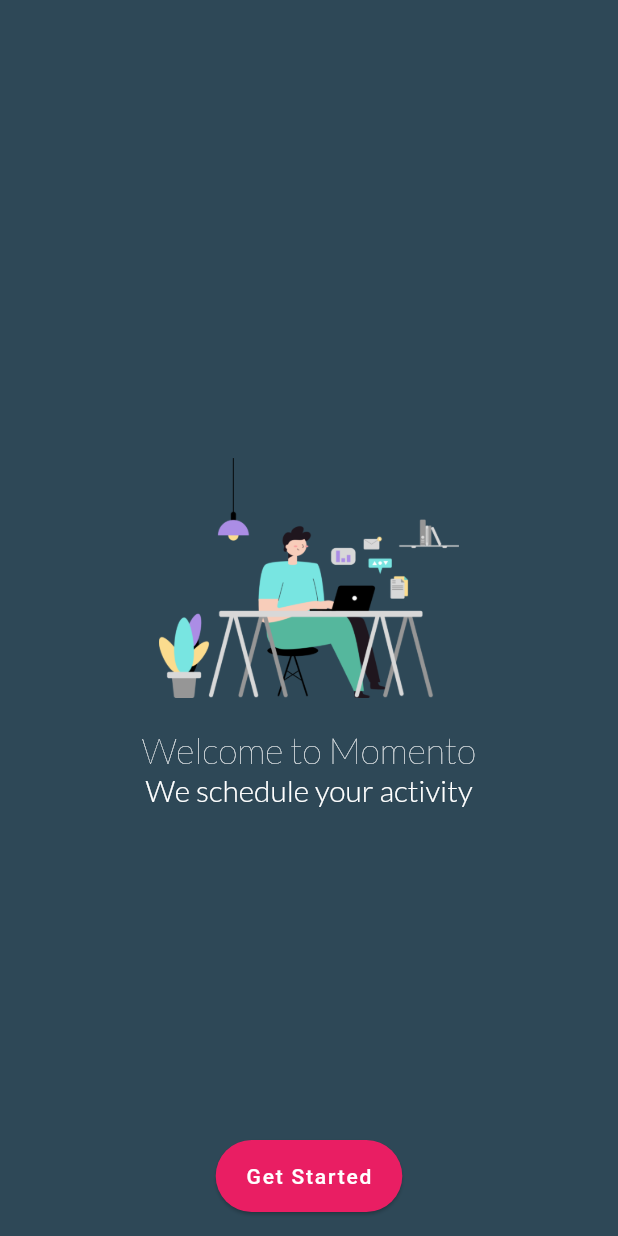
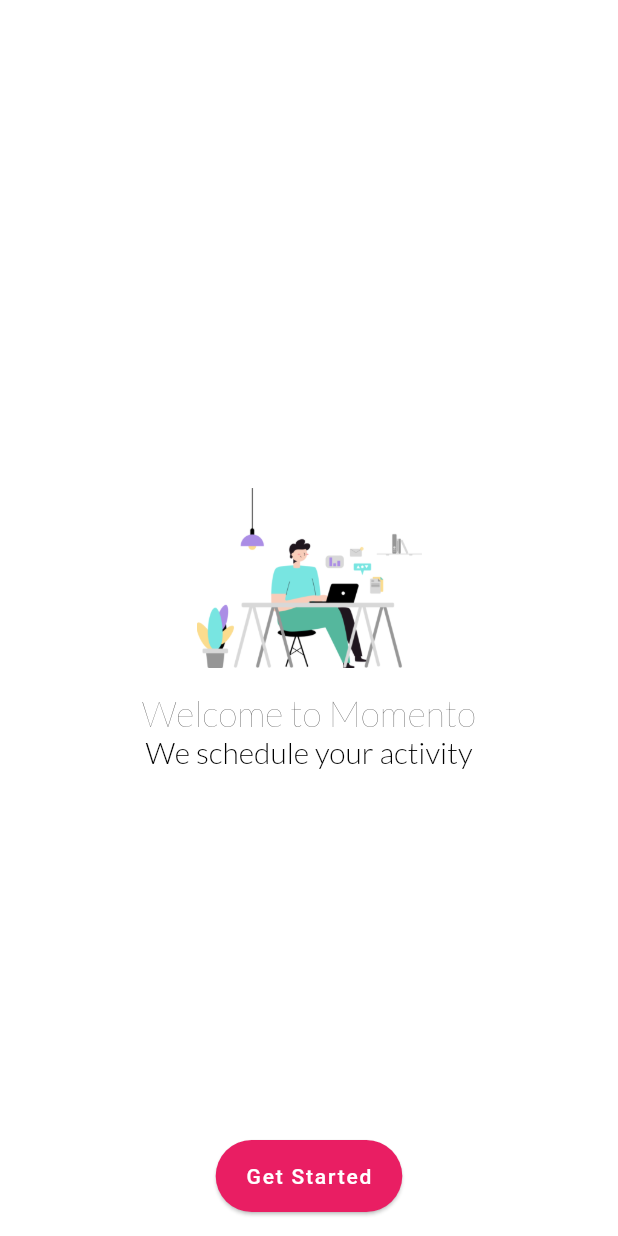
Before and after one commit to adefirmanf/helloworld_dart, a Flutter app: the screen it shows after launch, on a phone screen of 412 x 824 dp. Run offline on Flutter 3.47's test engine with Material 2 defaults, Android fonts, the phone set to English and light mode, and no system bars; our stand-ins replace google_fonts.

Commit message:
add another slide and implement pageController

```diff
--- a/lib/main.dart
+++ b/lib/main.dart
@@ -9,7 +9,7 @@ class MyApp extends StatelessWidget {
   // This widget is the root of your application.
   @override
   Widget build(BuildContext context) {
-    final lightText = Colors.white;
+    final lightText = Colors.black;
     final fontFamilyText = GoogleFonts.lato;
     return MaterialApp(
       title: 'Flutter Demo',
@@ -31,7 +31,8 @@ class MyApp extends StatelessWidget {
         // GoogleFonts.latoTextTheme(Theme.of(context).textTheme),
         primaryColor: Colors.indigo,
         primaryColorLight: Colors.white,
-        backgroundColor: Color.fromRGBO(46, 72, 87, 1),
+        backgroundColor: Colors.white,
+        // backgroundColor: Color.fromRGBO(46, 72, 87, 1),
         // This makes the visual density adapt to the platform that you run
         // the app on. For desktop platforms, the controls will be smaller and
         // closer together (more dense) than on mobile platforms.
@@ -72,23 +73,21 @@ class WelcomeSlide extends StatefulWidget {
 }
 
 class _FirstWelcomeSlide extends State<WelcomeSlide> {
+  final PageController ctrl = PageController();
   @override
   Widget build(BuildContext context) {
     return Center(
-        child: GestureDetector(
-      onHorizontalDragStart: (DragStartDetails detailsStart) {
-        print("Start");
-      },
-      onHorizontalDragUpdate: (DragUpdateDetails details) {
-        print(details);
-      },
-      child: Column(
+        child: PageView(
+      scrollDirection: Axis.horizontal,
+      controller: ctrl,
+      children: <Widget>[
+        Column(
           mainAxisAlignment: MainAxisAlignment.center,
           children: <Widget>[
             Image(
               image: AssetImage('assets/images/welcome.png'),
-            height: 200,
-            width: 200,
+              height: 150,
+              width: 150,
             ),
             Text(
               "Welcome to Momento",
@@ -100,107 +99,39 @@ class _FirstWelcomeSlide extends State<WelcomeSlide> {
             )
           ],
         ),
+        Column(
+          mainAxisAlignment: MainAxisAlignment.center,
+          children: <Widget>[
+            Image(
+              image: AssetImage('assets/images/welcome-2.png'),
+              height: 150,
+              width: 150,
+            ),
+            Text("Organize your life is easier more than you think",
+                style: Theme.of(context).textTheme.headline1,
+                textAlign: TextAlign.center),
+            Text("Support voice command to make easier",
+                style: Theme.of(context).textTheme.headline3,
+                textAlign: TextAlign.center)
+          ],
+        ),
+        Column(
+          mainAxisAlignment: MainAxisAlignment.center,
+          children: <Widget>[
+            Image(
+              image: AssetImage('assets/images/welcome-3.png'),
+              height: 150,
+              width: 150,
+            ),
+            Text("We sync your notes to another device",
+                style: Theme.of(context).textTheme.headline1,
+                textAlign: TextAlign.center),
+            Text("Android, iOS, and Web support",
+                style: Theme.of(context).textTheme.headline3,
+                textAlign: TextAlign.center)
+          ],
+        )
+      ],
     ));
   }
 }
-
-class MyHomePage extends StatefulWidget {
-  MyHomePage({Key key, this.title}) : super(key: key);
-
-  // This widget is the home page of your application. It is stateful, meaning
-  // that it has a State object (defined below) that contains fields that affect
-  // how it looks.
-
-  // This class is the configuration for the state. It holds the values (in this
-  // case the title) provided by the parent (in this case the App widget) and
-  // used by the build method of the State. Fields in a Widget subclass are
-  // always marked "final".
-
-  final String title;
-
-  @override
-  _MyHomePageState createState() => _MyHomePageState();
-}
-
-class _MyHomePageState extends State<MyHomePage> {
-  int _counter = 0;
-
-  void _incrementCounter() {
-    setState(() {
-      // This call to setState tells the Flutter framework that something has
-      // changed in this State, which causes it to rerun the build method below
-      // so that the display can reflect the updated values. If we changed
-      // _counter without calling setState(), then the build method would not be
-      // called again, and so nothing would appear to happen.
-      _counter += 1;
-    });
-  }
-
-  void _decrementCounter() {
-    setState(() {
-      _counter -= 1;
-    });
-  }
-
-  @override
-  Widget build(BuildContext context) {
-    // This method is rerun every time setState is called, for instance as done
-    // by the _incrementCounter method above.
-    //
-    // The Flutter framework has been optimized to make rerunning build methods
-    // fast, so that you can just rebuild anything that needs updating rather
-    // than having to individually change instances of widgets.
-    return Scaffold(
-        appBar: AppBar(
-          // Here we take the value from the MyHomePage object that was created by
-          // the App.build method, and use it to set our appbar title.
-          title: Text(widget.title),
-        ),
-        body: Center(
-          // Center is a layout widget. It takes a single child and positions it
-          // in the middle of the parent.
-          child: Column(
-            // Column is also a layout widget. It takes a list of children and
-            // arranges them vertically. By default, it sizes itself to fit its
-            // children horizontally, and tries to be as tall as its parent.
-            //
-            // Invoke "debug painting" (press "p" in the console, choose the
-            // "Toggle Debug Paint" action from the Flutter Inspector in Android
-            // Studio, or the "Toggle Debug Paint" command in Visual Studio Code)
-            // to see the wireframe for each widget.
-            //
-            // Column has various properties to control how it sizes itself and
-            // how it positions its children. Here we use mainAxisAlignment to
-            // center the children vertically; the main axis here is the vertical
-            // axis because Columns are vertical (the cross axis would be
-            // horizontal).
-            mainAxisAlignment: MainAxisAlignment.center,
-            children: <Widget>[
-              Text(
-                '$_counter',
-                style: Theme.of(context).textTheme.headline1,
-              ),
-            ],
-          ),
-        ),
-        floatingActionButton: Column(
-          mainAxisAlignment: MainAxisAlignment.end,
-          mainAxisSize: MainAxisSize.max,
-          children: <Widget>[
-            FloatingActionButton(
-              onPressed: _incrementCounter,
-              tooltip: 'Increment',
-              child: Icon(Icons.add_circle, size: 20),
-            ),
-            FloatingActionButton(
-              onPressed: _decrementCounter,
-              tooltip: 'Decrement',
-              child: Icon(Icons.remove_circle),
-            )
-          ],
-        )
-
-        // This trailing comma makes auto-formatting nicer for build methods.
-        );
-  }
-}
--- a/pubspec.yaml
+++ b/pubspec.yaml
@@ -50,6 +50,8 @@ flutter:
   #   - images/a_dot_ham.jpeg
   assets:
     - assets/images/welcome.png
+    - assets/images/welcome-2.png
+    - assets/images/welcome-3.png
   # An image asset can refer to one or more resolution-specific "variants", see
   # https://flutter.dev/assets-and-images/#resolution-aware.
   # For details regarding adding assets from package dependencies, see
```
Also changed, not shown: assets/images/welcome-2.png (added), assets/images/welcome-3.png (added). Lines whose indentation alone changed are shown as unchanged.
